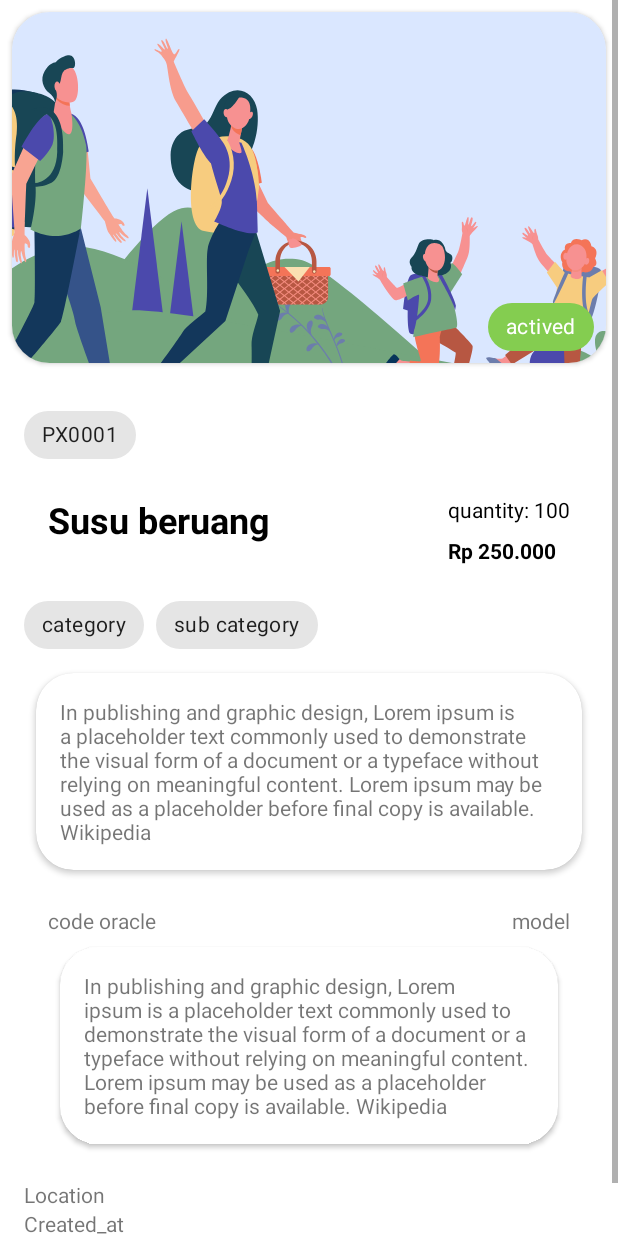
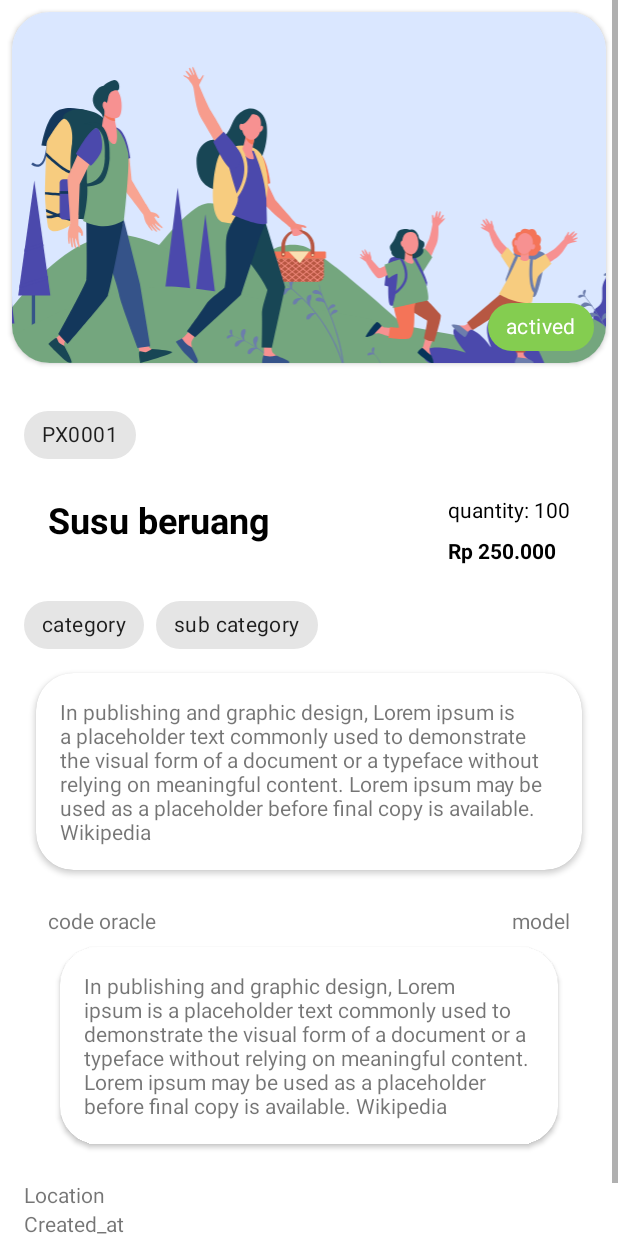
Before and after one commit to A-fauzi/InvenTrick-Mobile-App, an Android app: the layout item_detail_dialog.xml on its own in the app's theme, with its tools: preview values and no code run, on a phone screen of 412 x 824 dp. Run offline under Robolectric (Android 15) with nearby library versions, the phone set to English and light mode, and no system bars; network calls fail.

Commit message:
fix bug view detail

```diff
--- a/app/src/main/res/layout/item_detail_dialog.xml
+++ b/app/src/main/res/layout/item_detail_dialog.xml
@@ -27,8 +27,11 @@
                      android:id="@+id/iv_item_detail"
                      android:layout_width="match_parent"
                      android:layout_height="match_parent"
+                     android:layout_centerHorizontal="true"
+                     android:layout_centerVertical="true"
+                     android:adjustViewBounds="true"
                      android:contentDescription="@string/image"
-                     android:scaleType="center"
+                     android:scaleType="centerCrop"
                      android:src="@drawable/ic_people" />
 
                  <com.google.android.material.chip.Chip
```
Also changed, not shown: app/src/main/java/com/example/warehouseproject/core/view/main/MainActivity.kt (+5 -17 lines), app/src/main/java/com/example/warehouseproject/core/view/main/MainPresenter.kt (added, +27 -0 lines).
